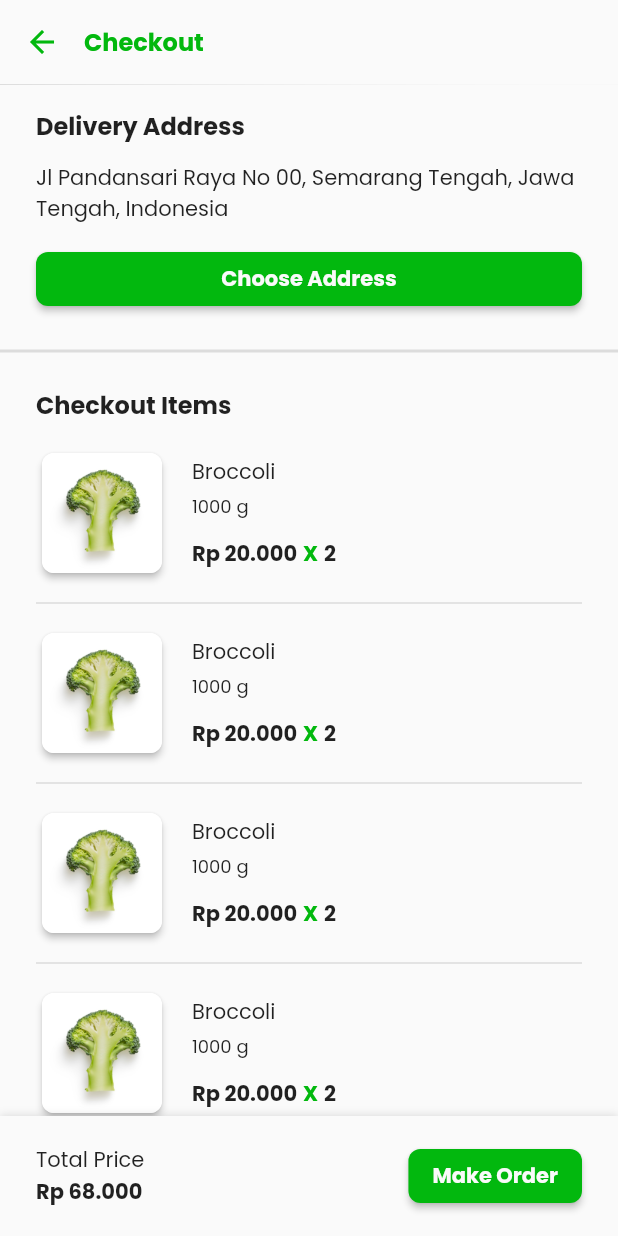
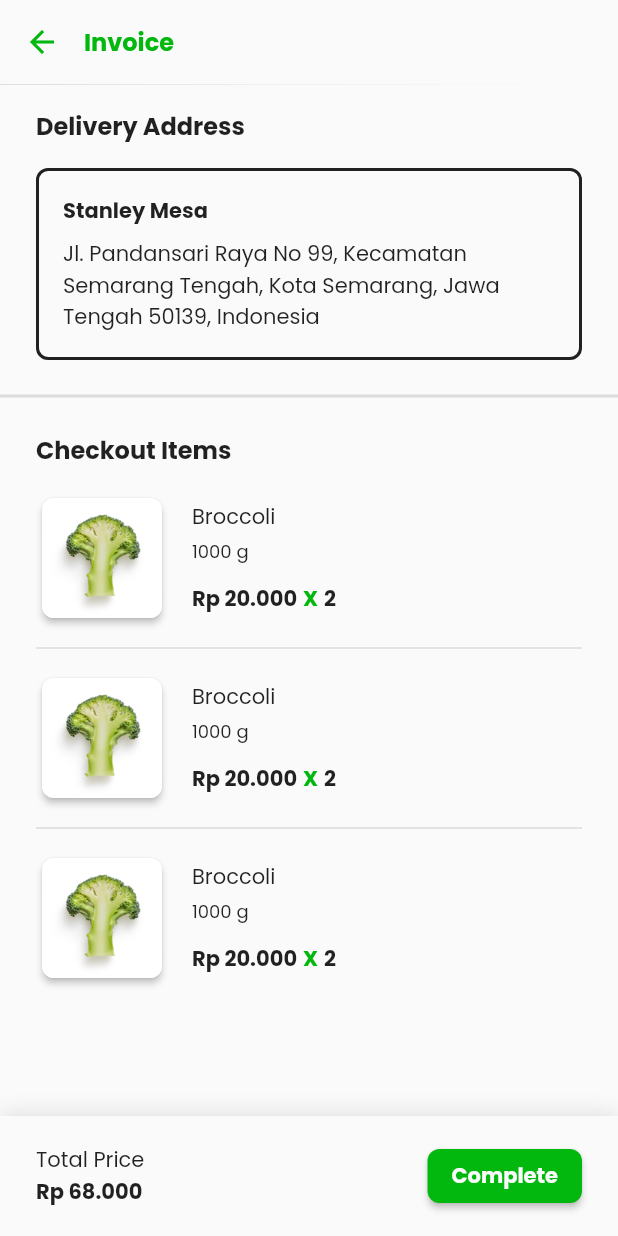
Before and after one commit to stanleymesa/segarbox_flutter, a Flutter app: the CheckoutView screen opened by its route, after a tap on "Make Order", on a phone screen of 412 x 824 dp. Run offline on Flutter 3.47's test engine with Material 2 defaults, Android fonts, the phone set to English and light mode, and no system bars; our stand-ins replace carousel_slider, flutter_lorem, geocoding, geolocator, get, google_fonts and 5 more; network calls fail.

Commit message:
Invoice Page

```diff
--- a/lib/app/modules/cart/views/cart_view.dart
+++ b/lib/app/modules/cart/views/cart_view.dart
@@ -170,7 +170,7 @@ class CartView extends GetView<CartController> {
                 boxShadow: [
                   BoxShadow(
                     color: Colors.black12,
-                    blurRadius: 4,
+                    blurRadius: 12,
                     offset: Offset(0, -1),
                   )
                 ],
--- a/lib/app/modules/checkout/views/checkout_view.dart
+++ b/lib/app/modules/checkout/views/checkout_view.dart
@@ -83,7 +83,7 @@ class CheckoutView extends GetView<CheckoutController> {
                 padding: EdgeInsets.symmetric(horizontal: 24, vertical: 16),
                 primary: false,
                 shrinkWrap: true,
-                itemCount: 5,
+                itemCount: 3,
                 separatorBuilder: (context, index) => Column(
                   children: [
                     SizedBox(
@@ -334,7 +334,7 @@ class CheckoutView extends GetView<CheckoutController> {
                 ),
               ),
               SizedBox(
-                height: 96,
+                height: 120,
               ),
             ],
           ),
@@ -348,7 +348,7 @@ class CheckoutView extends GetView<CheckoutController> {
                 boxShadow: [
                   BoxShadow(
                     color: Colors.black12,
-                    blurRadius: 4,
+                    blurRadius: 12,
                     offset: Offset(0, -1),
                   )
                 ],
@@ -370,7 +370,9 @@ class CheckoutView extends GetView<CheckoutController> {
                     ],
                   ),
                   ElevatedButton(
-                    onPressed: () {},
+                    onPressed: () {
+                      Get.toNamed(Routes.INVOICE);
+                    },
                     style: ElevatedButton.styleFrom(
                         backgroundColor: green,
                         shape: RoundedRectangleBorder(
--- /dev/null
+++ b/lib/app/modules/invoice/bindings/invoice_binding.dart
@@ -0,0 +1,12 @@
+import 'package:get/get.dart';
+
+import '../controllers/invoice_controller.dart';
+
+class InvoiceBinding extends Bindings {
+  @override
+  void dependencies() {
+    Get.lazyPut<InvoiceController>(
+      () => InvoiceController(),
+    );
+  }
+}
--- /dev/null
+++ b/lib/app/modules/invoice/controllers/invoice_controller.dart
@@ -0,0 +1,20 @@
+import 'package:get/get.dart';
+
+class InvoiceController extends GetxController {
+  //TODO: Implement InvoiceController
+
+  final count = 0.obs;
+  @override
+  void onInit() {
+    super.onInit();
+  }
+
+  @override
+  void onReady() {
+    super.onReady();
+  }
+
+  @override
+  void onClose() {}
+  void increment() => count.value++;
+}
--- /dev/null
+++ b/lib/app/modules/invoice/views/invoice_view.dart
@@ -0,0 +1,223 @@
+import 'package:flutter/material.dart';
+
+import 'package:get/get.dart';
+import 'package:segarbox_flutter/app/routes/app_pages.dart';
+import 'package:segarbox_flutter/theme/theme.dart';
+
+import '../controllers/invoice_controller.dart';
+
+class InvoiceView extends GetView<InvoiceController> {
+  @override
+  Widget build(BuildContext context) {
+    return Scaffold(
+      appBar: AppBar(
+        backgroundColor: defaultWhite,
+        title: Text(
+          'Invoice',
+          style: title.copyWith(color: green),
+        ),
+        iconTheme: IconThemeData(color: green),
+        titleSpacing: 0,
+        elevation: 0.2,
+      ),
+      body: Stack(
+        children: [
+          ListView(
+            children: [
+              SizedBox(
+                height: 16,
+              ),
+              Padding(
+                padding: const EdgeInsets.symmetric(horizontal: 24),
+                child: Text(
+                  'Delivery Address',
+                  style: title,
+                ),
+              ),
+              SizedBox(
+                height: 16,
+              ),
+              Padding(
+                padding: const EdgeInsets.symmetric(horizontal: 24),
+                child: Container(
+                  padding: EdgeInsets.all(16),
+                  decoration: BoxDecoration(
+                    borderRadius: BorderRadius.all(Radius.circular(8)),
+                    border: Border.all(
+                      color: black,
+                      width: 2,
+                    ),
+                  ),
+                  child: Column(
+                    crossAxisAlignment: CrossAxisAlignment.start,
+                    children: [
+                      Text(
+                        'Stanley Mesa',
+                        style: normalBold,
+                      ),
+                      SizedBox(
+                        height: 8,
+                      ),
+                      Text(
+                        'Jl. Pandansari Raya No 99, Kecamatan Semarang Tengah, Kota Semarang, Jawa Tengah 50139, Indonesia',
+                        style: normalDark,
+                      )
+                    ],
+                  ),
+                ),
+              ),
+              SizedBox(
+                height: 16,
+              ),
+              Divider(
+                thickness: 2,
+              ),
+              SizedBox(
+                height: 16,
+              ),
+              Padding(
+                padding: const EdgeInsets.symmetric(horizontal: 24),
+                child: Text(
+                  'Checkout Items',
+                  style: title,
+                ),
+              ),
+              ListView.separated(
+                padding: EdgeInsets.symmetric(horizontal: 24, vertical: 16),
+                primary: false,
+                shrinkWrap: true,
+                itemCount: 3,
+                separatorBuilder: (context, index) => Column(
+                  children: [
+                    SizedBox(
+                      height: 8,
+                    ),
+                    Divider(
+                      thickness: 1,
+                    ),
+                    SizedBox(
+                      height: 8,
+                    ),
+                  ],
+                ),
+                itemBuilder: (context, index) => Row(
+                  crossAxisAlignment: CrossAxisAlignment.center,
+                  children: [
+                    Card(
+                      elevation: 2,
+                      shape: RoundedRectangleBorder(
+                          borderRadius: BorderRadius.all(Radius.circular(8))),
+                      child: ClipRRect(
+                        borderRadius: BorderRadius.all(Radius.circular(8)),
+                        child: Image.asset(
+                          'assets/image/veggie.jpg',
+                          width: 80,
+                          height: 80,
+                          fit: BoxFit.cover,
+                        ),
+                      ),
+                    ),
+                    SizedBox(
+                      width: 16,
+                    ),
+                    Expanded(
+                      child: Column(
+                        crossAxisAlignment: CrossAxisAlignment.start,
+                        children: [
+                          Text(
+                            'Broccoli',
+                            style: normalDark.copyWith(
+                                fontWeight: FontWeight.normal),
+                          ),
+                          SizedBox(
+                            height: 4,
+                          ),
+                          Text(
+                            '1000 g',
+                            style: smallDark,
+                          ),
+                          SizedBox(
+                            height: 12,
+                          ),
+                          Row(
+                            children: [
+                              Text(
+                                'Rp 20.000',
+                                style: normalBold,
+                              ),
+                              SizedBox(
+                                width: 4,
+                              ),
+                              Text(
+                                'X',
+                                style: normalBold.copyWith(color: green),
+                              ),
+                              SizedBox(
+                                width: 4,
+                              ),
+                              Text(
+                                '2',
+                                style: normalBold,
+                              )
+                            ],
+                          ),
+                        ],
+                      ),
+                    )
+                  ],
+                ),
+              ),
+            ],
+          ),
+          Positioned(
+            bottom: 0,
+            child: Container(
+              padding: EdgeInsets.symmetric(horizontal: 24, vertical: 16),
+              width: Get.width,
+              decoration: BoxDecoration(
+                color: defaultWhite,
+                boxShadow: [
+                  BoxShadow(
+                    color: Colors.black12,
+                    blurRadius: 12,
+                    offset: Offset(0, -1),
+                  )
+                ],
+              ),
+              child: Row(
+                mainAxisAlignment: MainAxisAlignment.spaceBetween,
+                children: [
+                  Column(
+                    crossAxisAlignment: CrossAxisAlignment.start,
+                    children: [
+                      Text(
+                        'Total Price',
+                        style: normalDark,
+                      ),
+                      Text(
+                        'Rp 68.000',
+                        style: normalBold,
+                      ),
+                    ],
+                  ),
+                  ElevatedButton(
+                    onPressed: () {},
+                    style: ElevatedButton.styleFrom(
+                        backgroundColor: green,
+                        shape: RoundedRectangleBorder(
+                            borderRadius:
+                                BorderRadius.all(Radius.circular(8)))),
+                    child: Text(
+                      'Complete',
+                      style: normalBold.copyWith(color: defaultWhite),
+                    ),
+                  )
+                ],
+              ),
+            ),
+          ),
+        ],
+      ),
+    );
+  }
+}
--- a/lib/app/modules/maps/views/maps_view.dart
+++ b/lib/app/modules/maps/views/maps_view.dart
@@ -53,7 +53,16 @@ class MapsView extends GetView<MapsController> {
                 vertical: 16,
               ),
               width: Get.width,
-              color: defaultWhite,
+              decoration: BoxDecoration(
+                color: defaultWhite,
+                boxShadow: [
+                  BoxShadow(
+                    color: Colors.black12,
+                    blurRadius: 12,
+                    offset: Offset(0, -1),
+                  )
+                ],
+              ),
               child: ElevatedButton(
                 onPressed: () {
                   Get.back();
--- a/lib/app/routes/app_pages.dart
+++ b/lib/app/routes/app_pages.dart
@@ -10,6 +10,8 @@ import 'package:segarbox_flutter/app/modules/detail/bindings/detail_binding.dart
 import 'package:segarbox_flutter/app/modules/detail/views/detail_view.dart';
 import 'package:segarbox_flutter/app/modules/home/bindings/home_binding.dart';
 import 'package:segarbox_flutter/app/modules/home/views/home_view.dart';
+import 'package:segarbox_flutter/app/modules/invoice/bindings/invoice_binding.dart';
+import 'package:segarbox_flutter/app/modules/invoice/views/invoice_view.dart';
 import 'package:segarbox_flutter/app/modules/maps/bindings/maps_binding.dart';
 import 'package:segarbox_flutter/app/modules/maps/views/maps_view.dart';
 import 'package:segarbox_flutter/app/modules/onboarding/bindings/onboarding_binding.dart';
@@ -65,5 +67,10 @@ class AppPages {
       page: () => MapsView(),
       binding: MapsBinding(),
     ),
+    GetPage(
+      name: _Paths.INVOICE,
+      page: () => InvoiceView(),
+      binding: InvoiceBinding(),
+    ),
   ];
 }
--- a/lib/app/routes/app_routes.dart
+++ b/lib/app/routes/app_routes.dart
@@ -12,6 +12,7 @@ abstract class Routes {
   static const CHECKOUT = _Paths.CHECKOUT;
   static const ADDRESS = _Paths.ADDRESS;
   static const MAPS = _Paths.MAPS;
+  static const INVOICE = _Paths.INVOICE;
 }
 
 abstract class _Paths {
@@ -23,4 +24,5 @@ abstract class _Paths {
   static const CHECKOUT = '/checkout';
   static const ADDRESS = '/address';
   static const MAPS = '/maps';
+  static const INVOICE = '/invoice';
 }
```
